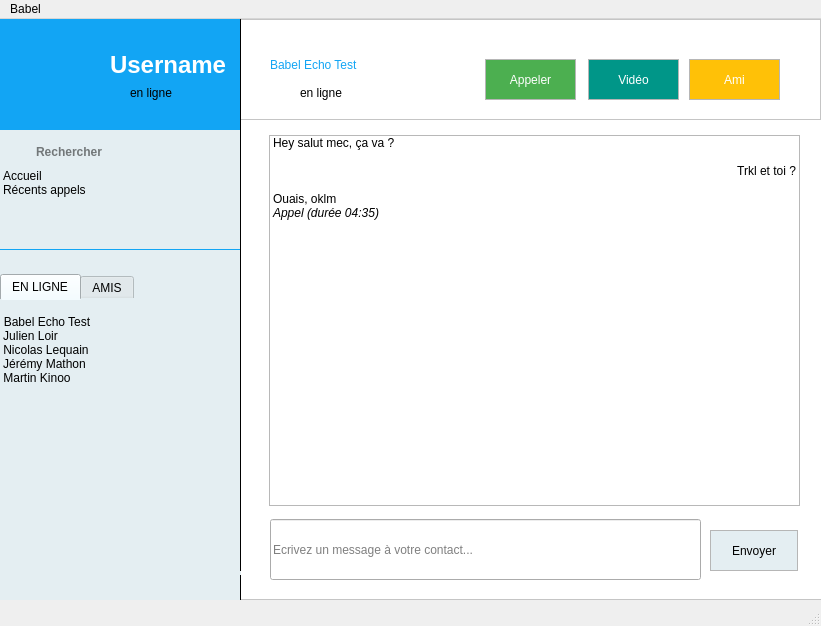
Above: client/mainwindow.ui from adrijere/cpp_babel before the change. Below: the same form after it.
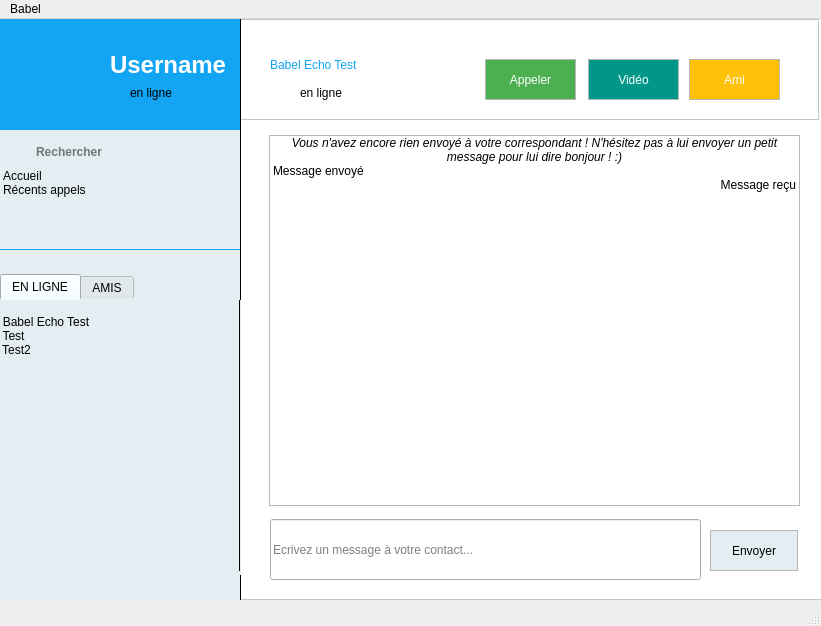
That is the form after the change. Icons and pictures are not drawn.

Diff of the .ui file:
```diff
--- a/client/mainwindow.ui
+++ b/client/mainwindow.ui
@@ -79,7 +79,7 @@
      <widget class="QListWidget" name="onlineList">
       <property name="geometry">
        <rect>
-        <x>0</x>
+        <x>-1</x>
         <y>0</y>
         <width>241</width>
         <height>271</height>
@@ -149,22 +149,12 @@
       </item>
       <item>
        <property name="text">
-        <string>Julien Loir</string>
+        <string>Test</string>
        </property>
       </item>
       <item>
        <property name="text">
-        <string>Nicolas Lequain</string>
-       </property>
-      </item>
-      <item>
-       <property name="text">
-        <string>Jérémy Mathon</string>
-       </property>
-      </item>
-      <item>
-       <property name="text">
-        <string>Martin Kinoo</string>
+        <string>Test2</string>
        </property>
       </item>
      </widget>
@@ -271,43 +261,87 @@
     <property name="alternatingRowColors">
      <bool>false</bool>
     </property>
+    <property name="selectionMode">
+     <enum>QAbstractItemView::NoSelection</enum>
+    </property>
+    <property name="movement">
+     <enum>QListView::Static</enum>
+    </property>
+    <property name="flow">
+     <enum>QListView::TopToBottom</enum>
+    </property>
+    <property name="isWrapping" stdset="0">
+     <bool>false</bool>
+    </property>
+    <property name="resizeMode">
+     <enum>QListView::Fixed</enum>
+    </property>
+    <property name="layoutMode">
+     <enum>QListView::SinglePass</enum>
+    </property>
+    <property name="spacing">
+     <number>8</number>
+    </property>
+    <property name="viewMode">
+     <enum>QListView::ListMode</enum>
+    </property>
+    <property name="uniformItemSizes">
+     <bool>false</bool>
+    </property>
+    <property name="wordWrap">
+     <bool>true</bool>
+    </property>
+    <property name="selectionRectVisible">
+     <bool>false</bool>
+    </property>
     <item>
      <property name="text">
-      <string>Hey salut mec, ça va ?</string>
-     </property>
-    </item>
-    <item>
-     <property name="text">
-      <string/>
-     </property>
-    </item>
-    <item>
-     <property name="text">
-      <string>Trkl et toi ?</string>
-     </property>
-     <property name="textAlignment">
-      <set>AlignRight|AlignVCenter</set>
-     </property>
-    </item>
-    <item>
-     <property name="text">
-      <string/>
-     </property>
-    </item>
-    <item>
-     <property name="text">
-      <string>Ouais, oklm</string>
-     </property>
-    </item>
-    <item>
-     <property name="text">
-      <string>Appel (durée 04:35)</string>
+      <string>Vous n'avez encore rien envoyé à votre correspondant ! N'hésitez pas à lui envoyer un petit message pour lui dire bonjour ! :)</string>
      </property>
      <property name="font">
       <font>
        <italic>true</italic>
       </font>
      </property>
+     <property name="textAlignment">
+      <set>AlignHCenter|AlignVCenter|AlignCenter</set>
+     </property>
+    </item>
+    <item>
+     <property name="text">
+      <string>Message envoyé</string>
+     </property>
+    </item>
+    <item>
+     <property name="text">
+      <string>Message reçu</string>
+     </property>
+     <property name="font">
+      <font>
+       <stylestrategy>PreferDefault</stylestrategy>
+      </font>
+     </property>
+     <property name="textAlignment">
+      <set>AlignRight|AlignVCenter</set>
+     </property>
+     <property name="background">
+      <brush brushstyle="NoBrush">
+       <color alpha="255">
+        <red>244</red>
+        <green>244</green>
+        <blue>244</blue>
+       </color>
+      </brush>
+     </property>
+     <property name="foreground">
+      <brush brushstyle="NoBrush">
+       <color alpha="255">
+        <red>18</red>
+        <green>165</green>
+        <blue>244</blue>
+       </color>
+      </brush>
+     </property>
     </item>
    </widget>
    <widget class="QLabel" name="userLabel">
@@ -677,7 +711,7 @@
    <widget class="QFrame" name="frame_3">
     <property name="geometry">
      <rect>
-      <x>240</x>
+      <x>238</x>
       <y>-20</y>
       <width>591</width>
       <height>601</height>
```
Left out of the diff: 41 changed lines with no effect on the pictures.
